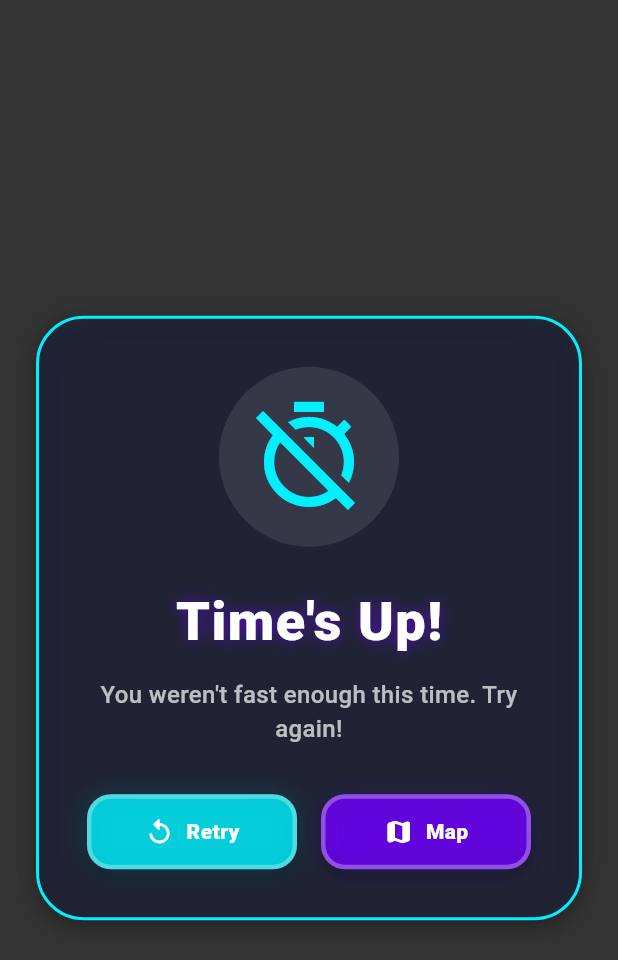
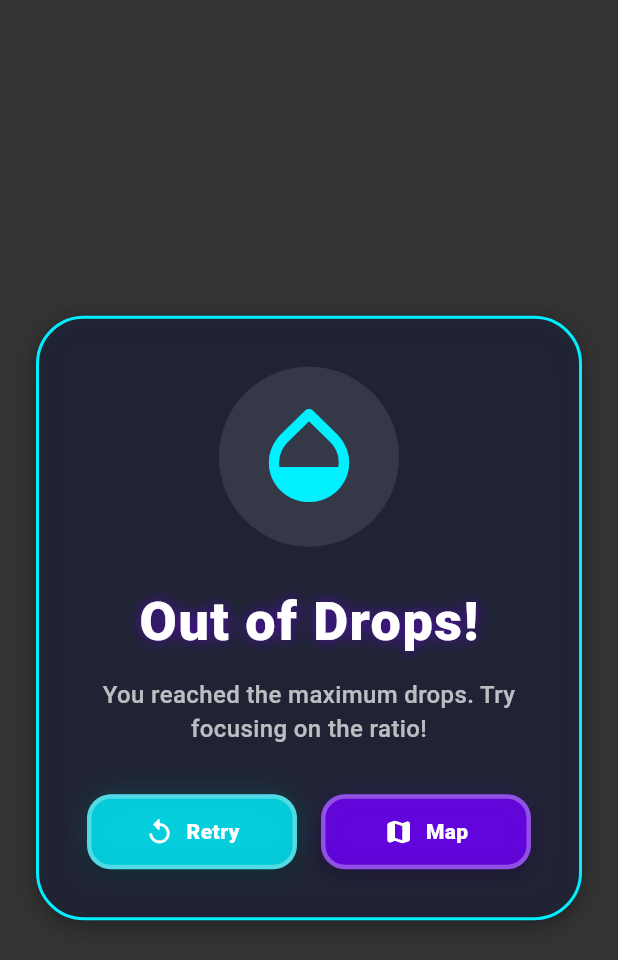
Before and after one commit to GuavaMZ/color_mixing_game, a Flutter app: the GameOverOverlay screen opened directly with empty values, on a phone screen of 412 x 824 dp. Shown: the top 960 px of the screen. Run offline on Flutter 3.47's test engine with Material 3 defaults, Android fonts, the phone set to English and light mode, and no system bars; our stand-ins replace flutter_localization, shared_preferences; missing offline and left inert: flame, flame_audio; accounts and stored records are empty.

Commit message:
4-2-2026

```diff
--- a/lib/helpers/string_manager.dart
+++ b/lib/helpers/string_manager.dart
@@ -53,6 +53,8 @@ mixin AppStrings {
   static const String timeUpDesc = "time_up_desc";
   static const String tryAgain = "try_again";
   static const String retry = "retry";
+  static const String outOfDrops = "out_of_drops";
+  static const String outOfDropsDesc = "out_of_drops_desc";
   static const String levelMapText = "level_map_text";
 
   // Misc
@@ -152,6 +154,8 @@ mixin AppStrings {
     timeUpDesc: "You weren't fast enough this time. Try again!",
     tryAgain: 'Try Again',
     retry: 'Retry',
+    outOfDrops: 'Out of Drops!',
+    outOfDropsDesc: 'You reached the maximum drops. Try focusing on the ratio!',
     levelMapText: 'Map',
 
     // Misc
@@ -254,6 +258,9 @@ mixin AppStrings {
     timeUpDesc: 'لم تكن سريعاً بما يكفي هذه المرة. حاول مرة أخرى!',
     tryAgain: 'حاول مجدداً',
     retry: 'إعادة',
+    outOfDrops: 'نفدت القطرات!',
+    outOfDropsDesc:
+        'لقد وصلت إلى الحد الأقصى للقطرات. حاول التركيز على النسبة!',
     levelMapText: 'الخريطة',
 
     // Misc
@@ -357,6 +364,9 @@ mixin AppStrings {
         'No has sido lo suficientemente rápido esta vez. ¡Inténtalo de nuevo!',
     tryAgain: 'Intentar de Nuevo',
     retry: 'Reintentar',
+    outOfDrops: '¡Sin Gotas!',
+    outOfDropsDesc:
+        'Has alcanzado el máximo de gotas. ¡Intenta concentrarte en la proporción!',
     levelMapText: 'Mapa',
 
     // Misc
@@ -460,6 +470,9 @@ mixin AppStrings {
     timeUpDesc: "Tu n'as pas été assez rapide cette fois. Réessaie !",
     tryAgain: 'Réessayer',
     retry: 'Réessayer',
+    outOfDrops: 'Plus de Gouttes !',
+    outOfDropsDesc:
+        'Tu as atteint le maximum de gouttes. Essaie de te concentrer sur le ratio !',
     levelMapText: 'Carte',
 
     // Misc
--- a/lib/overlays/game_over_overlay.dart
+++ b/lib/overlays/game_over_overlay.dart
@@ -32,21 +32,27 @@ class GameOverOverlay extends StatelessWidget {
                   shape: BoxShape.circle,
                 ),
                 child: Icon(
-                  Icons.timer_off_outlined,
+                  game.isTimeUp
+                      ? Icons.timer_off_outlined
+                      : Icons.opacity_rounded,
                   color: AppTheme.primaryColor,
                   size: 80,
                 ),
               ),
               const SizedBox(height: 24),
               Text(
-                AppStrings.timeUp.getString(context),
+                game.isTimeUp
+                    ? AppStrings.timeUp.getString(context)
+                    : AppStrings.outOfDrops.getString(context),
                 style: AppTheme.heading2(
                   context,
                 ).copyWith(color: Colors.white, fontSize: 36),
               ),
               const SizedBox(height: 12),
               Text(
-                AppStrings.timeUpDesc.getString(context),
+                game.isTimeUp
+                    ? AppStrings.timeUpDesc.getString(context)
+                    : AppStrings.outOfDropsDesc.getString(context),
                 textAlign: TextAlign.center,
                 style: AppTheme.bodyMedium(
                   context,
--- a/lib/overlays/tutorial_overlay.dart
+++ b/lib/overlays/tutorial_overlay.dart
@@ -22,7 +22,7 @@ class _TutorialOverlayState extends State<TutorialOverlay>
   final List<String> _instructions = [
     "Welcome to Color Lab! 🧪\nYour goal is to mix colors to match the target.",
     "Tap the Red, Green, and Blue buttons to add drops into the beaker. 🔴🟢🔵",
-    "Watch the 'Match %' indicator.\nGet above 95% to win! 🏆",
+    "Watch the 'Match %' indicator.\nReach 100% to win! 🏆",
     "Be careful not to overflow! You have a limited number of drops per level. 💧",
   ];
 
```
Also changed, not shown: lib/color_mixer_game.dart (+15 -1 lines), lib/overlays/controls_overlay.dart (+1 -45 lines).
